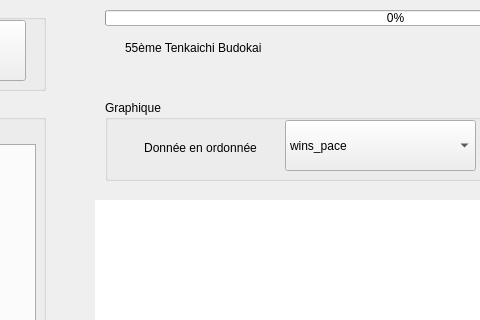
darkruss48/Polar, file mainwindow.ui: the form before one commit; both pictures show x 415 to 895 and y 0 to 320 of the 1294 by 755 pixel window.
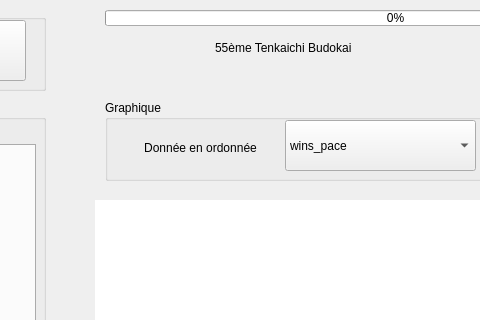
The form after the commit.

```diff
--- a/mainwindow.ui
+++ b/mainwindow.ui
@@ -453,7 +453,7 @@
    <widget class="QLabel" name="label_8">
     <property name="geometry">
      <rect>
-      <x>540</x>
+      <x>630</x>
       <y>40</y>
       <width>141</width>
       <height>16</height>
```
Left out of the diff: 13 changed lines with no effect on the pictures.
